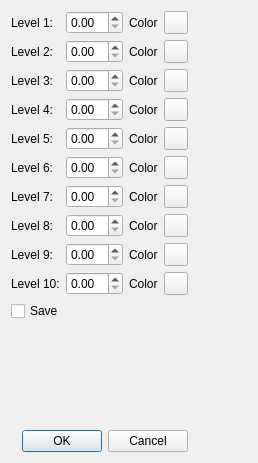
mifit/mifit, file apps/MIFit/ui/BValueColors.ui: the form before one commit.
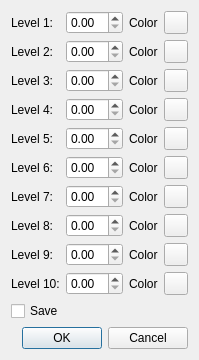
The form after the commit.

Patch:
```diff
--- a/apps/MIFit/ui/BValueColors.ui
+++ b/apps/MIFit/ui/BValueColors.ui
@@ -1,12 +1,12 @@
 <ui version="4.0" >
  <class>BValueColors</class>
- <widget class="QDialog" name="BValueColors" >
-  <property name="geometry" >
+ <widget class="QDialog" name="BValueColors">
+  <property name="geometry">
    <rect>
     <x>0</x>
     <y>0</y>
-    <width>258</width>
-    <height>463</height>
+    <width>188</width>
+    <height>360</height>
    </rect>
   </property>
   <property name="windowTitle" >
```
Left out of the diff: 269 changed lines with no effect on the pictures.
